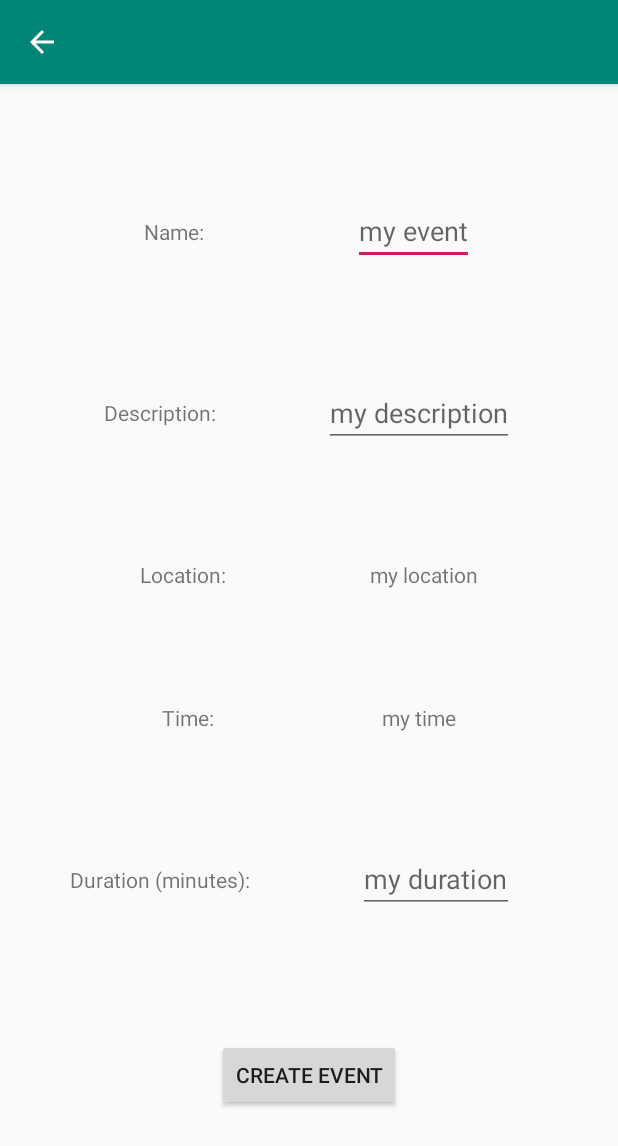
After one commit to minut1bc/Groupify, an Android app: the AddEventActivity screen opened directly, with no data from a screen before it, on a phone screen of 412 x 824 dp. The commit adds this screen. Shown: the top 1146 px of the screen. Run offline under Robolectric (Android 15) with nearby library versions, the phone set to English and light mode, and no system bars; our stand-ins replace Firebase (no records; nobody signed in at launch, a user with empty details on screens opened directly); 2 statements that could not run were skipped.

Commit message:
Implement AddEventActivity

```diff
--- a/app/build.gradle
+++ b/app/build.gradle
@@ -32,6 +32,7 @@ dependencies {
     implementation 'com.github.GrenderG:Toasty:1.4.0'
     implementation 'com.android.support:design:28.0.0'
     implementation 'com.android.support:recyclerview-v7:28.0.0'
+    implementation 'com.google.android.gms:play-services-places:16.0.0'
 }
 
 apply plugin: 'com.google.gms.google-services'
--- /dev/null
+++ b/app/src/main/java/com/app/accgt/groupify/activities/AddEventActivity.java
@@ -0,0 +1,173 @@
+package com.app.accgt.groupify.activities;
+
+import android.app.DatePickerDialog;
+import android.app.TimePickerDialog;
+import android.content.Context;
+import android.content.Intent;
+import android.os.Bundle;
+import android.support.annotation.NonNull;
+import android.support.annotation.Nullable;
+import android.support.design.widget.Snackbar;
+import android.support.v7.app.AppCompatActivity;
+import android.util.Log;
+import android.view.View;
+import android.widget.Button;
+import android.widget.DatePicker;
+import android.widget.EditText;
+import android.widget.TextView;
+import android.widget.TimePicker;
+
+import com.app.accgt.groupify.R;
+import com.app.accgt.groupify.models.Event;
+import com.app.accgt.groupify.models.Location;
+import com.app.accgt.groupify.models.User;
+import com.google.android.gms.common.ConnectionResult;
+import com.google.android.gms.common.GooglePlayServicesNotAvailableException;
+import com.google.android.gms.common.GooglePlayServicesRepairableException;
+import com.google.android.gms.common.api.GoogleApiClient;
+import com.google.android.gms.location.places.Place;
+import com.google.android.gms.location.places.Places;
+import com.google.android.gms.location.places.ui.PlacePicker;
+import com.google.firebase.firestore.FirebaseFirestore;
+
+import java.util.ArrayList;
+import java.util.Calendar;
+import java.util.GregorianCalendar;
+
+public class AddEventActivity extends AppCompatActivity implements GoogleApiClient.OnConnectionFailedListener {
+    private static final String TAG = FeedActivity.class.getSimpleName();
+
+    private static final int PLACE_PICKER_REQUEST = 1;
+    GoogleApiClient googleApiClient;
+    private EditText addEventName;
+    private EditText addEventDescription;
+    private TextView addEventLocation;
+    private TextView addEventTime;
+    private EditText addEventDuration;
+    private Calendar date;
+    private Context context;
+    private Event event;
+    private Button createEvent;
+    private Location location = new Location();
+
+    @Override
+    protected void onCreate(@Nullable Bundle savedInstanceState) {
+        super.onCreate(savedInstanceState);
+        setContentView(R.layout.activity_add_event);
+
+        context = this;
+        googleApiClient = new GoogleApiClient
+                .Builder(context)
+                .addApi(Places.GEO_DATA_API)
+                .addApi(Places.PLACE_DETECTION_API)
+                .enableAutoManage(this, this).build();
+
+        getSupportActionBar().setDisplayHomeAsUpEnabled(true);
+
+        addEventName = findViewById(R.id.event_name_edit);
+        addEventDescription = findViewById(R.id.event_description_edit);
+        addEventLocation = findViewById(R.id.event_location_edit);
+        addEventTime = findViewById(R.id.event_time_edit);
+        addEventDuration = findViewById(R.id.event_duration_edit);
+        createEvent = findViewById(R.id.create_event_button);
+
+        event = new Event();
+
+        addEventTime.setOnClickListener(new View.OnClickListener() {
+            @Override
+            public void onClick(View v) {
+                showDateTimePicker();
+            }
+        });
+
+        addEventLocation.setOnClickListener(new View.OnClickListener() {
+            @Override
+            public void onClick(View v) {
+                PlacePicker.IntentBuilder builder = new PlacePicker.IntentBuilder();
+                try {
+                    startActivityForResult(builder.build(AddEventActivity.this), PLACE_PICKER_REQUEST);
+                } catch (GooglePlayServicesRepairableException | GooglePlayServicesNotAvailableException e) {
+                    e.printStackTrace();
+                }
+            }
+        });
+
+        createEvent.setOnClickListener(new View.OnClickListener() {
+            @Override
+            public void onClick(View v) {
+                event.setName(addEventName.getText().toString());
+                event.setDescription(addEventDescription.getText().toString());
+                event.setDuration(Integer.parseInt(addEventDuration.getText().toString()));
+                event.setTimestamp(new GregorianCalendar().getTime());
+                event.setLocation(location);
+                event.setUsers(new ArrayList<User>());
+                FirebaseFirestore.getInstance().collection("events").document().set(event);
+                finish();
+            }
+        });
+    }
+
+    public void showDateTimePicker() {
+        date = Calendar.getInstance();
+        new DatePickerDialog(context, new DatePickerDialog.OnDateSetListener() {
+            @Override
+            public void onDateSet(DatePicker view, int year, int monthOfYear, int dayOfMonth) {
+                date.set(year, monthOfYear, dayOfMonth);
+                new TimePickerDialog(context, new TimePickerDialog.OnTimeSetListener() {
+                    @Override
+                    public void onTimeSet(TimePicker view, int hourOfDay, int minute) {
+                        date.set(Calendar.HOUR_OF_DAY, hourOfDay);
+                        date.set(Calendar.MINUTE, minute);
+                        Log.v(TAG, "The chosen one " + date.getTime());
+                        addEventTime.setText(date.getTime().toString());
+                        event.setTime(date.getTime());
+                    }
+                }, date.get(Calendar.HOUR_OF_DAY), date.get(Calendar.MINUTE), false).show();
+            }
+        }, date.get(Calendar.YEAR), date.get(Calendar.MONTH), date.get(Calendar.DAY_OF_MONTH)).show();
+    }
+
+    @Override
+    public void onConnectionFailed(@NonNull ConnectionResult connectionResult) {
+        Snackbar.make(createEvent, connectionResult.getErrorMessage() + "", Snackbar.LENGTH_LONG).show();
+    }
+
+    @Override
+    protected void onActivityResult(int requestCode, int resultCode, Intent data) {
+        if (requestCode == PLACE_PICKER_REQUEST) {
+            if (resultCode == RESULT_OK) {
+                Place place = PlacePicker.getPlace(this, data);
+                StringBuilder stBuilder = new StringBuilder();
+                String placename = String.format("%s", place.getName());
+                String latitude = String.valueOf(place.getLatLng().latitude);
+                String longitude = String.valueOf(place.getLatLng().longitude);
+                String address = String.format("%s", place.getAddress());
+                stBuilder.append("Name: ");
+                stBuilder.append(placename);
+                stBuilder.append("\n");
+                stBuilder.append("Latitude: ");
+                stBuilder.append(latitude);
+                stBuilder.append("\n");
+                stBuilder.append("Logitude: ");
+                stBuilder.append(longitude);
+                stBuilder.append("\n");
+                stBuilder.append("Address: ");
+                stBuilder.append(address);
+                addEventLocation.setText(stBuilder.toString());
+                location = new Location(placename, Double.valueOf(latitude), Double.valueOf(longitude));
+            }
+        }
+    }
+
+    @Override
+    protected void onStart() {
+        super.onStart();
+        googleApiClient.connect();
+    }
+
+    @Override
+    protected void onStop() {
+        googleApiClient.disconnect();
+        super.onStop();
+    }
+}
--- /dev/null
+++ b/app/src/main/res/layout/activity_add_event.xml
@@ -0,0 +1,122 @@
+<?xml version="1.0" encoding="utf-8"?>
+<android.support.constraint.ConstraintLayout xmlns:android="http://schemas.android.com/apk/res/android"
+    xmlns:app="http://schemas.android.com/apk/res-auto"
+    android:layout_width="match_parent"
+    android:layout_height="match_parent">
+
+    <TextView
+        android:id="@+id/event_name_add"
+        android:layout_width="wrap_content"
+        android:layout_height="wrap_content"
+        android:text="Name: "
+        app:layout_constraintBottom_toBottomOf="@id/event_name_edit"
+        app:layout_constraintEnd_toStartOf="@id/event_name_edit"
+        app:layout_constraintStart_toStartOf="parent"
+        app:layout_constraintTop_toTopOf="@id/event_name_edit" />
+
+    <EditText
+        android:id="@+id/event_name_edit"
+        android:layout_width="wrap_content"
+        android:layout_height="wrap_content"
+        android:hint="my event"
+        app:layout_constraintBottom_toTopOf="@id/event_description_edit"
+        app:layout_constraintEnd_toEndOf="parent"
+        app:layout_constraintStart_toEndOf="@id/event_name_add"
+        app:layout_constraintTop_toTopOf="parent" />
+
+    <TextView
+        android:id="@+id/event_description_add"
+        android:layout_width="wrap_content"
+        android:layout_height="wrap_content"
+        android:text="Description: "
+        app:layout_constraintBottom_toBottomOf="@id/event_description_edit"
+        app:layout_constraintEnd_toStartOf="@id/event_description_edit"
+        app:layout_constraintStart_toStartOf="parent"
+        app:layout_constraintTop_toTopOf="@id/event_description_edit" />
+
+    <EditText
+        android:id="@+id/event_description_edit"
+        android:layout_width="wrap_content"
+        android:layout_height="wrap_content"
+        android:hint="my description"
+        app:layout_constraintBottom_toTopOf="@id/event_location_edit"
+        app:layout_constraintEnd_toEndOf="parent"
+        app:layout_constraintStart_toEndOf="@id/event_description_add"
+        app:layout_constraintTop_toBottomOf="@id/event_name_edit" />
+
+    <TextView
+        android:id="@+id/event_location_add"
+        android:layout_width="wrap_content"
+        android:layout_height="wrap_content"
+        android:text="Location: "
+        app:layout_constraintBottom_toBottomOf="@id/event_location_edit"
+        app:layout_constraintEnd_toStartOf="@id/event_location_edit"
+        app:layout_constraintStart_toStartOf="parent"
+        app:layout_constraintTop_toTopOf="@id/event_location_edit" />
+
+    <TextView
+        android:id="@+id/event_location_edit"
+        android:layout_width="wrap_content"
+        android:layout_height="wrap_content"
+        android:text="my location"
+        app:layout_constraintBottom_toTopOf="@id/event_time_edit"
+        app:layout_constraintEnd_toEndOf="parent"
+        app:layout_constraintStart_toEndOf="@id/event_location_add"
+        app:layout_constraintTop_toBottomOf="@id/event_description_edit" />
+
+    <TextView
+        android:id="@+id/event_time_add"
+        android:layout_width="wrap_content"
+        android:layout_height="wrap_content"
+        android:text="Time: "
+        app:layout_constraintBottom_toBottomOf="@id/event_time_edit"
+        app:layout_constraintEnd_toStartOf="@id/event_time_edit"
+        app:layout_constraintStart_toStartOf="parent"
+        app:layout_constraintTop_toTopOf="@id/event_time_edit" />
+
+    <TextView
+        android:id="@+id/event_time_edit"
+        android:layout_width="wrap_content"
+        android:layout_height="wrap_content"
+        android:text="my time"
+        app:layout_constraintBottom_toTopOf="@id/event_duration_edit"
+        app:layout_constraintEnd_toEndOf="parent"
+        app:layout_constraintStart_toEndOf="@id/event_time_add"
+        app:layout_constraintTop_toBottomOf="@id/event_location_edit" />
+
+    <TextView
+        android:id="@+id/event_duration_add"
+        android:layout_width="wrap_content"
+        android:layout_height="wrap_content"
+        android:text="Duration (minutes): "
+        app:layout_constraintBottom_toBottomOf="@id/event_duration_edit"
+        app:layout_constraintEnd_toStartOf="@id/event_description_edit"
+        app:layout_constraintStart_toStartOf="parent"
+        app:layout_constraintTop_toTopOf="@id/event_duration_edit" />
+
+    <EditText
+        android:id="@+id/event_duration_edit"
+        android:layout_width="wrap_content"
+        android:layout_height="wrap_content"
+        android:hint="my duration"
+        android:inputType="phone"
+        app:layout_constraintBottom_toTopOf="@id/create_event_button"
+        app:layout_constraintEnd_toEndOf="parent"
+        app:layout_constraintStart_toEndOf="@id/event_duration_add"
+        app:layout_constraintTop_toBottomOf="@id/event_time_edit" />
+
+    <Button
+        android:id="@+id/create_event_button"
+        android:layout_width="wrap_content"
+        android:layout_height="wrap_content"
+        android:layout_marginStart="8dp"
+        android:layout_marginTop="8dp"
+        android:layout_marginEnd="8dp"
+        android:layout_marginBottom="8dp"
+        android:text="create event"
+        app:layout_constraintBottom_toBottomOf="parent"
+        app:layout_constraintEnd_toEndOf="parent"
+        app:layout_constraintStart_toStartOf="parent"
+        app:layout_constraintTop_toBottomOf="@+id/event_duration_edit" />
+
+</android.support.constraint.ConstraintLayout>
```
Also changed, not shown: app/src/main/AndroidManifest.xml (+14 -1 lines), app/src/main/java/com/app/accgt/groupify/activities/FeedActivity.java (+11 -0 lines), app/src/main/java/com/app/accgt/groupify/models/Location.java (+24 -0 lines), app/src/main/res/layout/activity_feed.xml (+11 -0 lines).
